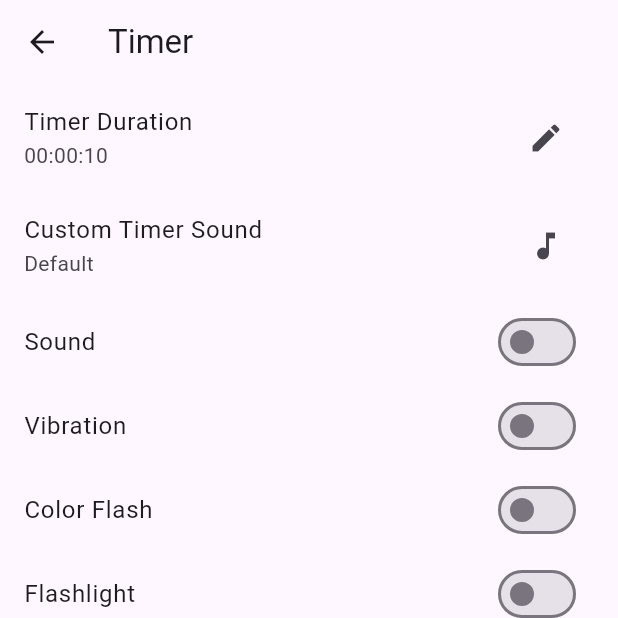
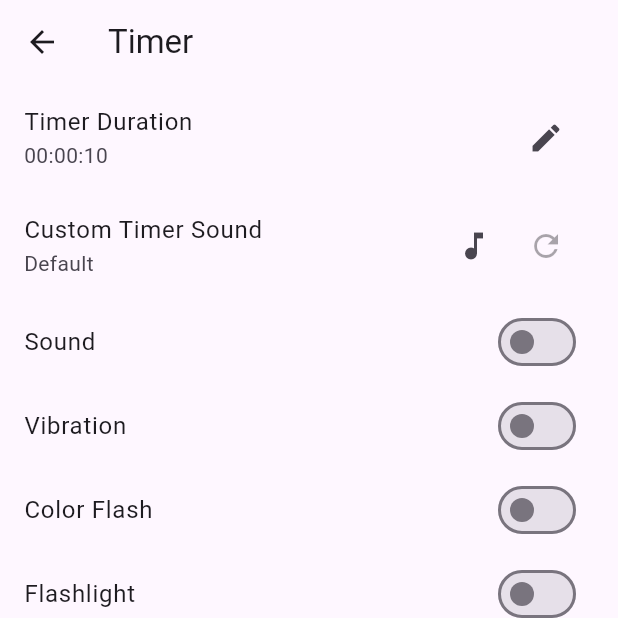
Before and after one commit to RSSerna/za_warudo, a Flutter app: the screen it shows after launch, after a tap on "Timer", on a phone screen of 412 x 824 dp, the top half of it. Run offline on Flutter 3.47's test engine with Material 3 defaults, Android fonts, the phone set to English and light mode, and no system bars; our stand-ins replace audioplayers, file_picker, shared_preferences, vibration; missing offline and left inert: torch_light; generated files the repository leaves out were written again.

Commit message:
Reset button for Sound

```diff
--- a/lib/timer_page.dart
+++ b/lib/timer_page.dart
@@ -17,6 +17,10 @@ class TimerPage extends StatefulWidget {
 }
 
 class _TimerPageState extends State<TimerPage> {
+  void _resetSound(TimerProvider provider) {
+    provider.setTimerSoundPath(null);
+  }
+
   Future<void> _pickSoundFile(TimerProvider provider) async {
     FilePickerResult? result =
         await FilePicker.platform.pickFiles(type: FileType.audio);
@@ -66,6 +70,7 @@ class _TimerPageState extends State<TimerPage> {
         colorFlash: provider.colorFlash,
         flashlight: provider.flashlight,
         manualStop: provider.manualStop,
+        soundPath: provider.timerSoundPath,
       );
       _showTimerDialog();
     } catch (e) {
@@ -169,11 +174,24 @@ class _TimerPageState extends State<TimerPage> {
                       ? provider.timerSoundPath!.split(RegExp(r'[\\/]')).last
                       : 'Default',
                 ),
-                trailing: IconButton(
-                  icon: const Icon(Icons.music_note),
-                  onPressed: provider.isRunning
-                      ? null
-                      : () => _pickSoundFile(provider),
+                trailing: Row(
+                  mainAxisSize: MainAxisSize.min,
+                  children: [
+                    IconButton(
+                      icon: const Icon(Icons.music_note),
+                      onPressed: provider.isRunning
+                          ? null
+                          : () => _pickSoundFile(provider),
+                    ),
+                    IconButton(
+                      icon: const Icon(Icons.refresh),
+                      tooltip: 'Reset to default',
+                      onPressed:
+                          provider.isRunning || provider.timerSoundPath == null
+                              ? null
+                              : () => _resetSound(provider),
+                    ),
+                  ],
                 ),
               ),
               if (!provider.isRunning) ...[
```
Also changed, not shown: lib/alarm_page.dart (+20 -3 lines).
